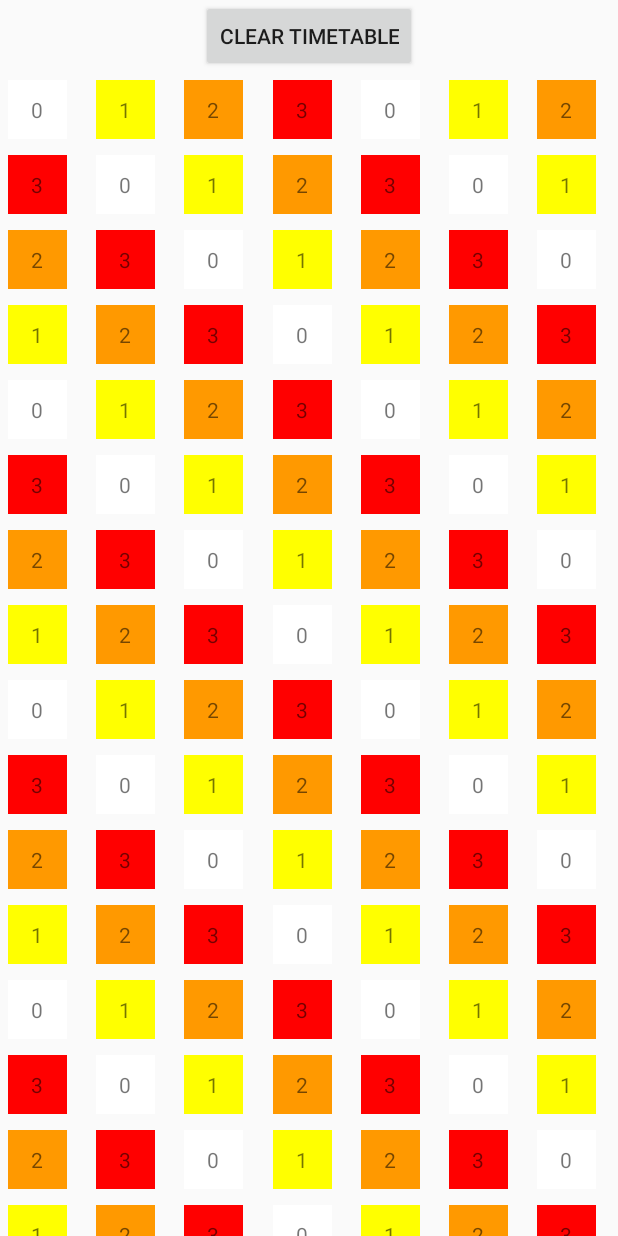
After one commit to Anonymodesu/COMP5216, an Android app: the PersonalTimetableActivity screen opened directly, with no data from a screen before it, on a phone screen of 412 x 824 dp. The commit adds this screen. Run offline under Robolectric (Android 15) with nearby library versions, the phone set to English and light mode, and no system bars.

Commit message:
Some personal timetable stuff
-Cells can be blocked out with simple touches
-Activities can associated to cells with long touches
-Clear timetable

```diff
--- /dev/null
+++ b/TeamMeet/app/src/main/java/sydney/edu/au/teammeet/PersonalTimetableActivity.java
@@ -0,0 +1,34 @@
+package sydney.edu.au.teammeet;
+
+import androidx.appcompat.app.AlertDialog;
+import androidx.appcompat.app.AppCompatActivity;
+import androidx.recyclerview.widget.GridLayoutManager;
+import androidx.recyclerview.widget.RecyclerView;
+
+import android.content.DialogInterface;
+import android.os.Bundle;
+import android.util.Log;
+import android.view.View;
+import android.widget.BaseAdapter;
+
+public class PersonalTimetableActivity extends AppCompatActivity {
+
+    private RecyclerView timetableRecyclerView;
+    private TimetableAdapter timetableGridAdapter;
+
+    @Override
+    protected void onCreate(Bundle savedInstanceState) {
+        super.onCreate(savedInstanceState);
+        setContentView(R.layout.activity_personal_timetable);
+
+        timetableRecyclerView = findViewById(R.id.timetablegridview);
+        timetableRecyclerView.setLayoutManager(new GridLayoutManager(this, 7));
+        timetableGridAdapter = new PersonalTimetableAdapter(this, new Timetable());
+        timetableRecyclerView.setAdapter(timetableGridAdapter);
+    }
+
+    public void onClear(View view) {
+        timetableGridAdapter.clearTimetable();
+    }
+
+}
--- /dev/null
+++ b/TeamMeet/app/src/main/java/sydney/edu/au/teammeet/PersonalTimetableAdapter.java
@@ -0,0 +1,121 @@
+package sydney.edu.au.teammeet;
+
+import android.content.Context;
+import android.content.DialogInterface;
+import android.graphics.BlendMode;
+import android.graphics.BlendModeColorFilter;
+import android.graphics.Color;
+import android.graphics.PorterDuff;
+import android.graphics.drawable.Drawable;
+import android.os.Build;
+import android.text.InputType;
+import android.util.Log;
+import android.view.View;
+import android.widget.EditText;
+
+import androidx.annotation.NonNull;
+import androidx.appcompat.app.AlertDialog;
+
+public class PersonalTimetableAdapter extends TimetableAdapter {
+
+    private static void setColorFilter(@NonNull Drawable drawable, int color) {
+        if (Build.VERSION.SDK_INT >= Build.VERSION_CODES.Q) {
+            drawable.setColorFilter(new BlendModeColorFilter(color, BlendMode.SRC_ATOP));
+        } else {
+            drawable.setColorFilter(color, PorterDuff.Mode.SRC_ATOP);
+        }
+    }
+
+    public PersonalTimetableAdapter(Context context, final Timetable timetable) {
+        super(context, timetable);
+
+        //simple touches alternates colour
+        setClickListener(new ItemClickListener() {
+            @Override
+            public void onItemClick(View view, int position) {
+                if(mTimetable.getWeighting(position) > 0) {
+                    mTimetable.setWeighting(position, 0);
+
+                } else {
+
+                    mTimetable.setWeighting(position, 2);
+                }
+
+                notifyItemChanged(position);
+            }
+        });
+
+        //long touches allow for more customised edits
+        setLongClickListener(new TimetableAdapter.ItemLongClickListener() {
+            @Override
+            public boolean onItemLongClick(View view, final int position) {
+                String[] weights = new String[] {"Free", "Low", "Medium", "High"};
+
+                AlertDialog.Builder builder = new AlertDialog.Builder(mContext);
+                // Set up the activity text input
+                final EditText inputActivity = new EditText(mContext);
+                inputActivity.setText(mTimetable.getActivity(position));
+                // Specify the type of input expected; this, for example, sets the input as plaintext
+                inputActivity.setInputType(InputType.TYPE_CLASS_TEXT);
+                builder.setView(inputActivity)
+                        .setTitle("Edit Timeslot")
+                        .setMessage("Input timeslot weight and associated activity.")
+
+                        //weight the timeslot
+                        //this doesnt work yet...
+                        .setItems(weights, new DialogInterface.OnClickListener()  {
+                            @Override
+                            public void onClick(DialogInterface dialog, int indexSelected ) {
+                                //chosenWeighting = indexSelected;
+                            }
+                        })
+                        .setPositiveButton("Confirm", new
+                                DialogInterface.OnClickListener() {
+                                    public void onClick(DialogInterface dialogInterface, int i) {
+                                        //save the weighting and activity back to timetable
+                                        mTimetable.setActivity(position, inputActivity.getText().toString());
+                                        notifyItemChanged(position);
+                                    }
+                                })
+                        .setNegativeButton("Cancel", new
+                                DialogInterface.OnClickListener() {
+                                    public void onClick(DialogInterface dialogInterface, int i) {
+                                        // User cancelled the dialog
+                                        // Nothing happens
+                                    }
+                                });
+
+                builder.create().show();
+                return true;
+            }
+        });
+    }
+
+    // binds the data to the TextView in each cell
+    @Override
+    public void onBindViewHolder(@NonNull ViewHolder holder, int position) {
+        int weighting = mTimetable.getWeighting(position);
+        holder.myTextView.setText("" + weighting);
+
+        //cell changes colour depending on weighting
+        int colour = Color.WHITE;
+        switch(weighting) {
+            case 0:
+                colour = Color.parseColor("#FFFFFF"); //white
+                break;
+
+            case 1:
+                colour = Color.parseColor("#FFFF00"); //yellow
+                break;
+
+            case 2:
+                colour = Color.parseColor("#FF9900"); //orange
+                break;
+
+            case 3:
+                colour = Color.parseColor("#FF0000"); //red
+                break;
+        }
+        holder.myTextView.setBackgroundColor(colour);
+    }
+}
--- /dev/null
+++ b/TeamMeet/app/src/main/java/sydney/edu/au/teammeet/Timetable.java
@@ -0,0 +1,58 @@
+package sydney.edu.au.teammeet;
+
+public class Timetable {
+
+    private static final int NUM_DAYS = 7;
+    private static final int NUM_HALF_HOURS = 24;
+    private static final int NUM_CELLS = NUM_DAYS * NUM_HALF_HOURS;
+
+    private final String[] activities;
+    private final int[] availabilities;
+
+    public Timetable() {
+        activities = new String[NUM_CELLS];
+        availabilities = new int[NUM_CELLS];
+
+        for(int i = 0; i < availabilities.length; i++) {
+            availabilities[i] = i % 4;
+        }
+
+        for(int i = 0; i < activities.length; i++) {
+            activities[i] = "";
+        }
+    }
+
+    public int getLength(){
+        return NUM_CELLS;
+    }
+
+    public String getActivity(int day, int halfHour) {
+        return activities[getIndex(day, halfHour)];
+    }
+
+    public String getActivity(int index) {
+        return activities[index];
+    }
+
+    public int getWeighting(int day, int halfHour) {
+        return availabilities[getIndex(day, halfHour)];
+    }
+
+    public int getWeighting(int index) {
+        return availabilities[index];
+    }
+
+    public void setWeighting(int index, int weight) {
+        availabilities[index] = weight;
+    }
+
+    public void setActivity(int index, String activity) {
+        activities[index] = activity;
+    }
+
+    private int getIndex(int day, int halfHour) {
+        return day * NUM_HALF_HOURS + halfHour;
+    }
+
+
+}
--- /dev/null
+++ b/TeamMeet/app/src/main/java/sydney/edu/au/teammeet/TimetableAdapter.java
@@ -0,0 +1,98 @@
+package sydney.edu.au.teammeet;
+
+import android.util.Log;
+import android.widget.BaseAdapter;
+import android.content.Context;
+import android.widget.TextView;
+import android.view.View;
+import android.view.ViewGroup;
+import android.view.LayoutInflater;
+
+import androidx.annotation.NonNull;
+import androidx.recyclerview.widget.RecyclerView;
+
+//Base Timetable class for personal timetables and group timetable adapters
+public abstract class TimetableAdapter extends RecyclerView.Adapter<TimetableAdapter.ViewHolder> {
+    protected Timetable mTimetable;
+    private LayoutInflater mInflater;
+    private ItemClickListener mClickListener;
+    private ItemLongClickListener mLongClickListener;
+    protected Context mContext;
+
+    // data is passed into the constructor
+    public TimetableAdapter(Context context, final Timetable timetable) {
+        this.mInflater = LayoutInflater.from(context);
+        this.mTimetable = timetable;
+        this.mContext = context;
+    }
+
+    // inflates the cell layout from xml when needed
+    @Override
+    @NonNull
+    public ViewHolder onCreateViewHolder(@NonNull ViewGroup parent, int viewType) {
+        View view = mInflater.inflate(R.layout.timetable_cell, parent, false);
+        return new ViewHolder(view);
+    }
+
+    // total number of cells
+    @Override
+    public int getItemCount() {
+        return mTimetable.getLength();
+    }
+
+    public void clearTimetable() {
+        mTimetable = new Timetable();
+        notifyDataSetChanged();
+    }
+
+
+    // stores and recycles views as they are scrolled off screen
+    public class ViewHolder extends RecyclerView.ViewHolder implements View.OnClickListener, View.OnLongClickListener {
+        protected TextView myTextView;
+
+        ViewHolder(View itemView) {
+            super(itemView);
+            myTextView = itemView.findViewById(R.id.timetable_cell_text);
+            itemView.setOnClickListener(this);
+            itemView.setOnLongClickListener(this);
+        }
+
+        @Override
+        public void onClick(View view) {
+            if (mClickListener != null) mClickListener.onItemClick(view, getAdapterPosition());
+        }
+
+        @Override
+        public boolean onLongClick(View view) {
+            if (mLongClickListener != null) {
+                return mLongClickListener.onItemLongClick(view, getAdapterPosition());
+            }
+            return true;
+        }
+    }
+
+    // convenience method for getting data at click position
+    public String getItem(int id) {
+        return mTimetable.getActivity(id);
+    }
+
+    // allows clicks events to be caught
+    public void setClickListener(ItemClickListener itemClickListener) {
+        this.mClickListener = itemClickListener;
+    }
+
+    public void setLongClickListener(ItemLongClickListener itemLongClickListener) {
+        this.mLongClickListener = itemLongClickListener;
+    }
+
+
+    // parent activity will implement this method to respond to click events
+    public interface ItemClickListener {
+        void onItemClick(View view, int position);
+    }
+
+    // parent activity will implement this method to respond to long click events
+    public interface ItemLongClickListener {
+        boolean onItemLongClick(View view, int position);
+    }
+}
--- /dev/null
+++ b/TeamMeet/app/src/main/res/layout/activity_personal_timetable.xml
@@ -0,0 +1,25 @@
+<?xml version="1.0" encoding="utf-8"?>
+<RelativeLayout xmlns:android="http://schemas.android.com/apk/res/android"
+    xmlns:app="http://schemas.android.com/apk/res-auto"
+    xmlns:tools="http://schemas.android.com/tools"
+    android:layout_width="match_parent"
+    android:layout_height="match_parent"
+    tools:context=".PersonalTimetableActivity">
+
+    <androidx.recyclerview.widget.RecyclerView
+        android:id="@+id/timetablegridview"
+        android:layout_width="match_parent"
+        android:layout_height="match_parent"
+        android:layout_below="@id/clear_timetable_button"
+        android:layout_alignParentTop="false"
+        android:layout_centerInParent="true" />
+
+    <Button
+        android:id="@+id/clear_timetable_button"
+        android:layout_width="wrap_content"
+        android:layout_height="wrap_content"
+        android:layout_alignParentTop="true"
+        android:layout_centerInParent="true"
+        android:onClick="onClear"
+        android:text="Clear Timetable" />
+</RelativeLayout>
--- /dev/null
+++ b/TeamMeet/app/src/main/res/layout/timetable_cell.xml
@@ -0,0 +1,14 @@
+<?xml version="1.0" encoding="utf-8"?>
+<LinearLayout xmlns:android="http://schemas.android.com/apk/res/android"
+    android:orientation="horizontal"
+    android:padding="5dp"
+    android:layout_width="50dp"
+    android:layout_height="50dp">
+
+    <TextView
+        android:id="@+id/timetable_cell_text"
+        android:layout_width="match_parent"
+        android:layout_height="match_parent"
+        android:gravity="center" />
+
+</LinearLayout>
```
Also changed, not shown: TeamMeet/app/src/main/AndroidManifest.xml (+14 -11 lines), TeamMeet/app/src/main/java/sydney/edu/au/teammeet/MainActivity.java (+15 -1 lines), TeamMeet/app/src/main/res/layout/activity_main.xml (+6 -4 lines), TeamMeet/app/build.gradle (line endings or trailing spaces).
